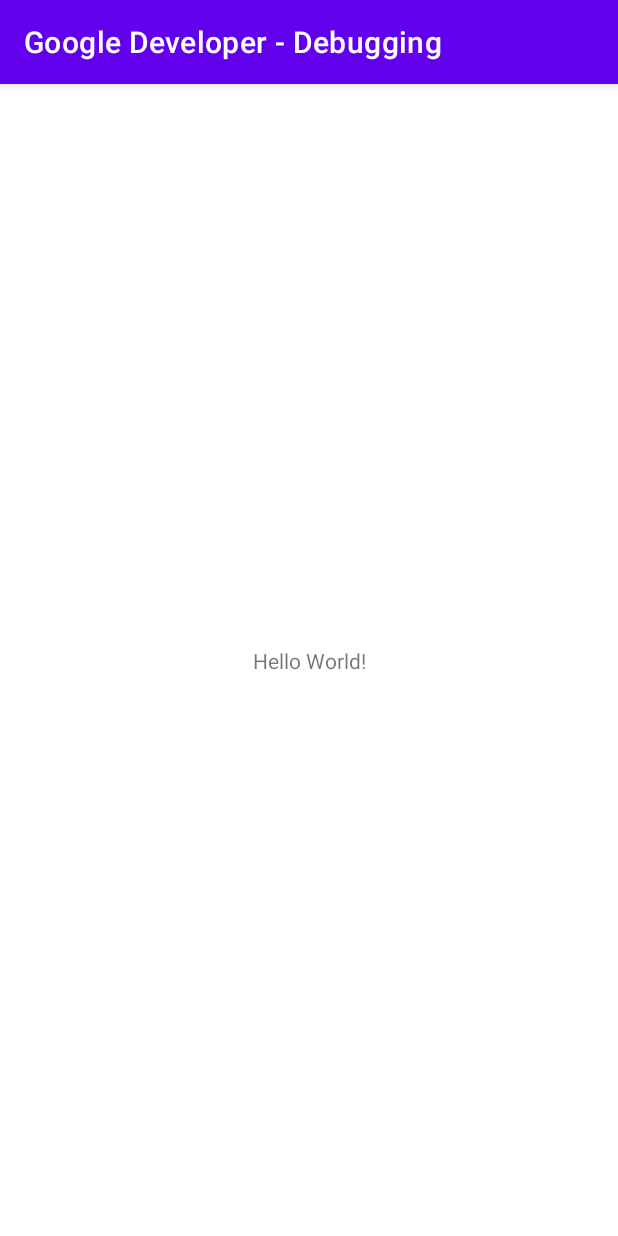
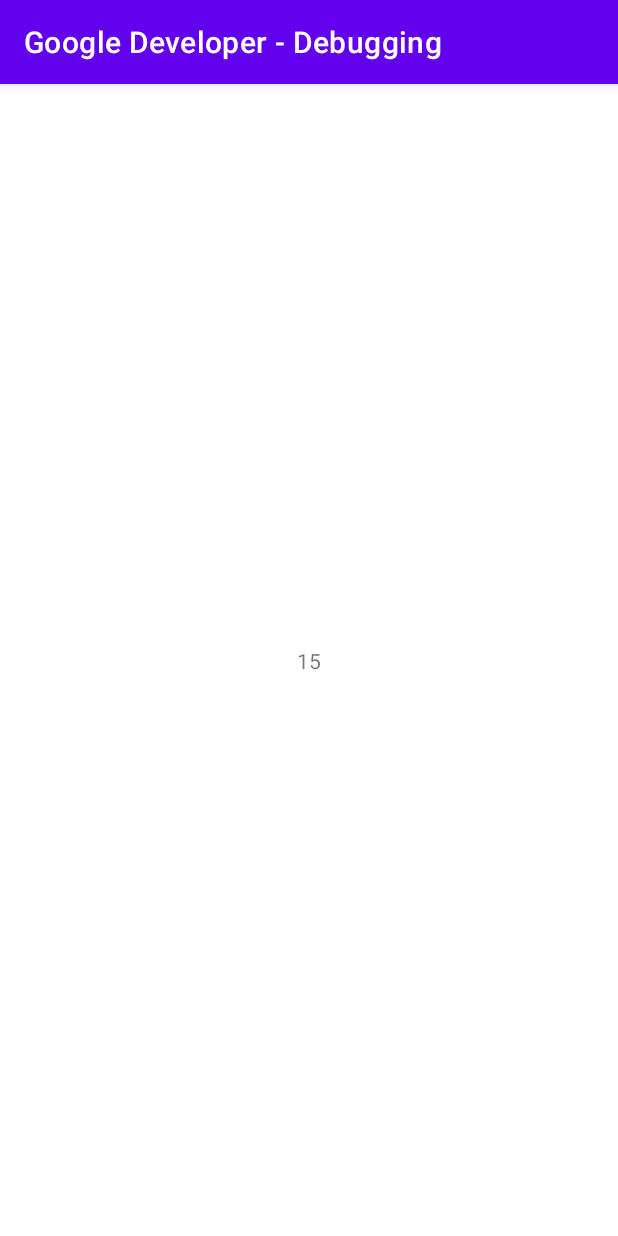
Before and after one commit to scorpiotiftif/google_developer_003_debugging, an Android app: the screen it shows after launch (MainActivity), on a phone screen of 412 x 824 dp. Run offline under Robolectric (Android 15) with nearby library versions, the phone set to English and light mode, and no system bars.

Commit message:
add log message

```diff
--- a/app/src/main/java/fr/francoisgaucher/googledeveloper_debugging/MainActivity.kt
+++ b/app/src/main/java/fr/francoisgaucher/googledeveloper_debugging/MainActivity.kt
@@ -2,10 +2,34 @@ package fr.francoisgaucher.googledeveloper_debugging
 
 import androidx.appcompat.app.AppCompatActivity
 import android.os.Bundle
+import android.util.Log
+import android.widget.TextView
+
+private const val TAG = "MainActivity"
 
 class MainActivity : AppCompatActivity() {
+
     override fun onCreate(savedInstanceState: Bundle?) {
         super.onCreate(savedInstanceState)
         setContentView(R.layout.activity_main)
+        logging()
+        division()
+    }
+
+    private fun logging(){
+        Log.v(TAG, "Hello world !")
+    }
+
+    private fun division(){
+        val numerator = 60
+        var denominator = 4
+        findViewById<TextView>(R.id.division_textview).text = "${numerator / denominator}"
+
+        repeat(4){
+            Thread.sleep(1)
+            Log.d(TAG, "Denominator = $denominator")
+            Log.v(TAG, "Result = ${numerator / denominator}")
+            denominator--
+        }
     }
 }
--- a/app/src/main/res/layout/activity_main.xml
+++ b/app/src/main/res/layout/activity_main.xml
@@ -7,9 +7,9 @@
     tools:context=".MainActivity">
 
     <TextView
+        android:id="@+id/division_textview"
         android:layout_width="wrap_content"
         android:layout_height="wrap_content"
-        android:text="Hello World!"
         app:layout_constraintBottom_toBottomOf="parent"
         app:layout_constraintLeft_toLeftOf="parent"
         app:layout_constraintRight_toRightOf="parent"
```
